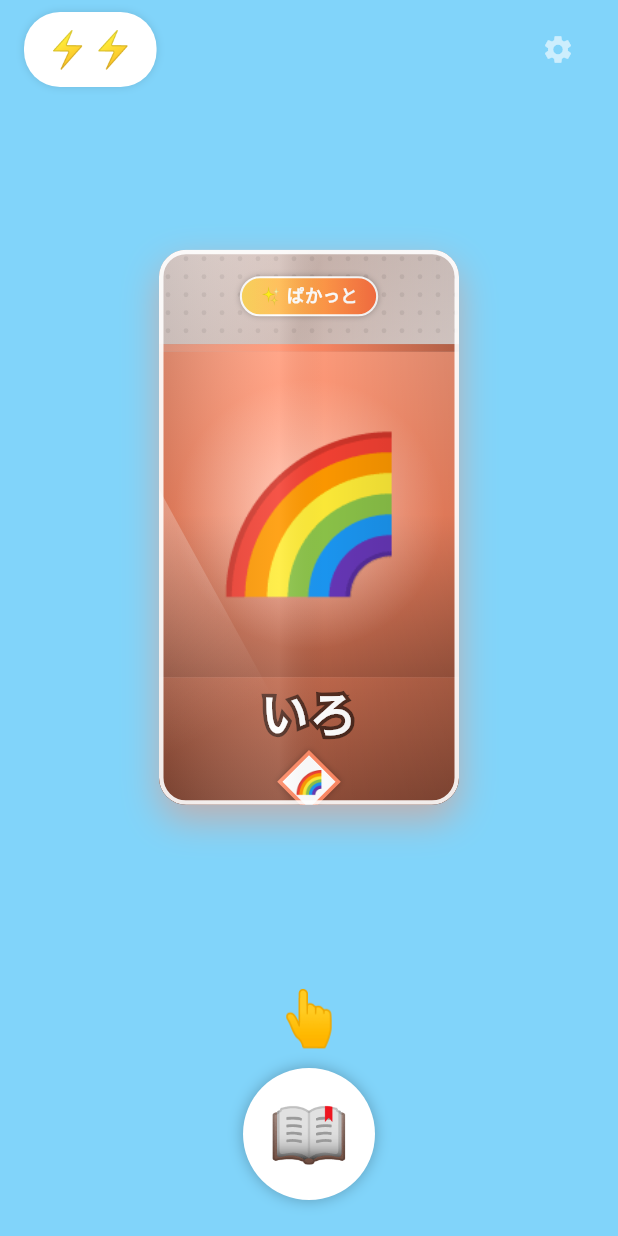
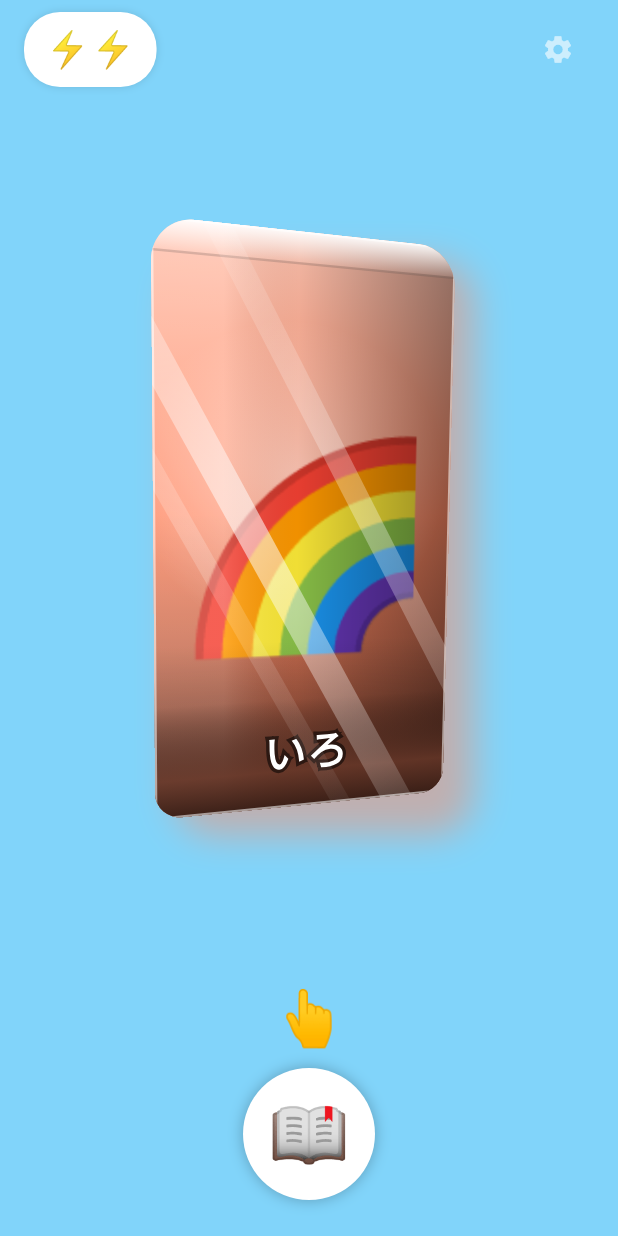
Before and after one commit to krnringo/pakatto-english, a Flutter app: the screen it shows after launch, on a phone screen of 412 x 824 dp. Run offline on Flutter 3.47's test engine with Material 3 defaults, Android fonts, the phone set to English and light mode, and no system bars; our stand-ins replace flutter_tts, shared_preferences.

Commit message:
Rebuild PackPouch to match confirmed v3 mockup (perspective + no diamond)
temp/pack-pouch-mockup.html でユーザーと3往復デザインを詰め、
「まだカードっぽい」というフィードバックを受けて特定した原因(名前欄/
イラスト窓/テキスト欄を色帯で分けるカードのレイアウトになっていたこと、
正面から完全に平らに見せていたこと)を解消したv3を、そのままFlutterへ
翻訳した。

- ヘッダー/区切り/プレートの色帯構造を廃止し、1枚のグラデーションが
  全面(edge-to-edge)に広がる構造に変更
- Transform+perspectiveでわずかに傾け(rotateY -10度/rotateX 3度)、
  正面から完全に平らな「アイコン」ではなく「3D物体を撮った写真」に見せた
- ダイヤバッジを削除(中央イラストと重複するため)
- 太い白枠(border width 4)をやめ、薄い内フチ(width 1.5, alpha 0.55)に
- ぼんやりした光沢帯を、輪郭のはっきりした3本の細い光の筋(箔のぎらつき)
  に置き換え
- 影を非対称オフセット(10,14)にして、傾きに合わせた設置感を出した
- StatefulWidget(shimmerアニメーション)からStatelessWidgetに簡素化
  (v3は静的なデザインで確定したため)

ホーム画面テストはダイヤバッジ削除に伴い絵文字の出現数を1箇所に修正。

Co-Authored-By: Claude Sonnet 5 <noreply@anthropic.com>
Claude-Session: https://claude.ai/code/session_015BUrRWGjnbtyPy1XQRNq8N

```diff
--- a/lib/widgets/pack_pouch.dart
+++ b/lib/widgets/pack_pouch.dart
@@ -3,13 +3,14 @@ import 'package:flutter/material.dart';
 import '../models/pack.dart';
 
 /// トレーディングカードの実物パックを模した「パック袋」の見た目。
-/// 単なる角丸カード1枚ではなく、実物のブースターパックと同じ3段構成にする:
-///   1. 上部: 銀ホロのヘッダー帯(ブランドの小さなロゴピル+ドット柄)
-///   2. 中央: 大きなイラスト面(パックの絵文字+背後の光の爆発)
-///   3. 下部: 色付きロゴプレート(パック名を縁取り文字で+ダイヤ形バッジ)
-/// さらに縦に細長い比率・中央の折り目の陰影・斜めに流れるホロ光沢で、
-/// 実アセット(パック用イラスト)投入までのプレースホルダ品質を底上げする。
-class PackPouch extends StatefulWidget {
+///
+/// 名前欄/イラスト窓/テキスト欄を別々の色帯に分ける「カード」レイアウトでは
+/// なく、1枚の絵が全面(edge-to-edge)に広がり、ロゴ・タイトルはその上に
+/// オーバーレイで乗る「パック」の構造にする。さらに正面から完全に平らに
+/// 見せず、わずかに遠近感をつけて「3D物体を撮った写真」に見せることで、
+/// 平面のアイコンに見える(=カードっぽく見える)のを避ける
+/// (2026-07-11 デザイン確認: temp/pack-pouch-mockup.png のv3で確定)。
+class PackPouch extends StatelessWidget {
   const PackPouch({
     super.key,
     required this.pack,
@@ -22,210 +23,170 @@ class PackPouch extends StatefulWidget {
   final double width;
 
   @override
-  State<PackPouch> createState() => _PackPouchState();
-}
-
-class _PackPouchState extends State<PackPouch>
-    with SingleTickerProviderStateMixin {
-  late final AnimationController _shimmer;
-
-  @override
-  void initState() {
-    super.initState();
-    _shimmer = AnimationController(
-      vsync: this,
-      duration: const Duration(milliseconds: 2600),
-    )..repeat();
-  }
-
-  @override
-  void dispose() {
-    _shimmer.dispose();
-    super.dispose();
-  }
-
-  @override
   Widget build(BuildContext context) {
-    final width = widget.width;
-    // 実物のブースターパックは縦に細長い(角丸カードより明確に縦長)。
-    final height = width * 1.85;
-    final pack = widget.pack;
-    final radius = width * 0.09;
-
-    const headerFraction = 0.17;
-    const dividerFraction = 0.014;
-    const plateFraction = 0.23;
-    final headerHeight = height * headerFraction;
-    final dividerHeight = height * dividerFraction;
-    final plateHeight = height * plateFraction;
-    final artTop = headerHeight + dividerHeight;
-    final artHeight = height - artTop - plateHeight;
+    // 実物のブースターパックは縦に細長い。
+    final height = width * 1.91;
+    final topRadius = width * 0.136;
+    final bottomRadius = width * 0.091;
+    final cLight = Color.lerp(pack.color, Colors.white, 0.5)!;
+    final cDarker = Color.lerp(pack.color, Colors.black, 0.5)!;
+    final plateColor = Color.lerp(pack.color, Colors.black, 0.62)!;
+    final plateColorDark = Color.lerp(pack.color, Colors.black, 0.78)!;
 
     final pouch = SizedBox(
       width: width,
       height: height,
+      child: Transform(
+        alignment: Alignment.center,
+        transform: Matrix4.identity()
+          ..setEntry(3, 2, 0.0016)
+          ..rotateY(-0.175) // -10度: 正面から少し傾け、3D物体に見せる
+          ..rotateX(0.052), // 3度
         child: ClipRRect(
-        borderRadius: BorderRadius.circular(radius),
+          borderRadius: BorderRadius.only(
+            topLeft: Radius.circular(topRadius),
+            topRight: Radius.circular(topRadius),
+            bottomLeft: Radius.circular(bottomRadius),
+            bottomRight: Radius.circular(bottomRadius),
+          ),
           child: Stack(
             fit: StackFit.expand,
             children: [
-            // --- 1. ヘッダー帯(銀ホロ) ---
-            Positioned(
-              top: 0,
-              left: 0,
-              right: 0,
-              height: headerHeight,
-              child: DecoratedBox(
+              // --- 1. ベース: 全面に広がる1枚のグラデーション(継ぎ目なし) ---
+              DecoratedBox(
                 decoration: BoxDecoration(
                   gradient: LinearGradient(
-                    begin: Alignment.topLeft,
-                    end: Alignment.bottomRight,
+                    begin: Alignment.topCenter,
+                    end: Alignment.bottomCenter,
+                    stops: const [0, 0.48, 1],
+                    colors: [cLight, pack.color, cDarker],
+                  ),
+                ),
+              ),
+              // 背後の光の爆発(ダイナミックな印象、ベースの上に重ねる)
+              DecoratedBox(
+                decoration: BoxDecoration(
+                  gradient: RadialGradient(
+                    center: const Alignment(-0.08, -0.16),
+                    radius: 0.52,
                     colors: [
-                      Color.lerp(Colors.grey.shade100, pack.color, 0.12)!,
-                      Color.lerp(Colors.grey.shade400, pack.color, 0.18)!,
-                      Color.lerp(Colors.grey.shade200, pack.color, 0.12)!,
+                      Colors.white.withValues(alpha: 0.5),
+                      Colors.white.withValues(alpha: 0),
                     ],
                   ),
                 ),
-                child: ClipRect(
-                  child: CustomPaint(
-                    painter: _DotPatternPainter(
-                      color: Colors.black.withValues(alpha: 0.07),
               ),
+              // --- 2. 大きな絵文字(全面ブリードの「アートワーク」扱い) ---
+              Padding(
+                padding: EdgeInsets.only(top: height * 0.06),
+                child: Center(
+                  child: Text(
+                    pack.emoji,
+                    style: TextStyle(
+                      fontSize: width * 0.673,
+                      shadows: [
+                        Shadow(
+                          color: Colors.black.withValues(alpha: 0.3),
+                          blurRadius: 10,
+                          offset: const Offset(0, 6),
                         ),
-                ),
-              ),
-            ),
-            // ヘッダーのブランドロゴピル
-            Positioned(
-              top: headerHeight * 0.28,
-              left: 0,
-              right: 0,
-              child: Center(
-                child: Container(
-                  padding: EdgeInsets.symmetric(
-                    horizontal: width * 0.06,
-                    vertical: width * 0.015,
-                  ),
-                  decoration: BoxDecoration(
-                    gradient: const LinearGradient(
-                      colors: [Color(0xFFFFD54F), Color(0xFFFF7043)],
-                    ),
-                    borderRadius: BorderRadius.circular(width * 0.1),
-                    border: Border.all(color: Colors.white, width: 1.4),
-                    boxShadow: const [
-                      BoxShadow(color: Colors.black26, blurRadius: 3),
-                    ],
-                  ),
-                  child: Text(
-                    '✨ ぱかっと',
-                    style: TextStyle(
-                      fontSize: width * 0.058,
-                      fontWeight: FontWeight.w900,
-                      color: Colors.white,
-                    ),
-                  ),
-                ),
-              ),
-            ),
-            // --- 2. 区切りの帯(色ライン) ---
-            Positioned(
-              top: headerHeight,
-              left: 0,
-              right: 0,
-              height: dividerHeight,
-              child: DecoratedBox(
-                decoration: BoxDecoration(
-                  gradient: LinearGradient(
-                    colors: [
-                      Color.lerp(pack.color, Colors.white, 0.3)!,
-                      pack.color,
-                      Color.lerp(pack.color, Colors.black, 0.2)!,
                       ],
                     ),
                   ),
                 ),
               ),
-            // --- 3. イラスト面(大きな絵文字+背後の光) ---
+              // --- 3. 立体感(円柱状の体積を感じさせる明暗、傾きに合わせ右を暗く) ---
+              DecoratedBox(
+                decoration: BoxDecoration(
+                  gradient: LinearGradient(
+                    begin: Alignment.centerLeft,
+                    end: Alignment.centerRight,
+                    stops: const [0, 0.22, 0.46, 0.72, 1],
+                    colors: [
+                      Colors.white.withValues(alpha: 0.16),
+                      Colors.white.withValues(alpha: 0.16),
+                      Colors.black.withValues(alpha: 0.06),
+                      Colors.black.withValues(alpha: 0.24),
+                      Colors.black.withValues(alpha: 0.42),
+                    ],
+                  ),
+                ),
+              ),
+              // --- 4. 上端の熱シール(封をした光沢の帯) ---
               Positioned(
-              top: artTop,
+                top: 0,
                 left: 0,
                 right: 0,
-              height: artHeight,
+                height: height * 0.055,
                 child: DecoratedBox(
                   decoration: BoxDecoration(
                     gradient: LinearGradient(
                       begin: Alignment.topCenter,
                       end: Alignment.bottomCenter,
                       colors: [
-                      Color.lerp(pack.color, Colors.white, 0.15)!,
-                      pack.color,
-                      Color.lerp(pack.color, Colors.black, 0.35)!,
-                    ],
-                  ),
-                ),
-                child: Stack(
-                  alignment: Alignment.center,
-                  children: [
-                    // 背後の光の爆発(ダイナミックな印象を出す)
-                    Container(
-                      width: width * 0.9,
-                      height: width * 0.9,
-                      decoration: BoxDecoration(
-                        shape: BoxShape.circle,
-                        gradient: RadialGradient(
-                          colors: [
-                            Colors.white.withValues(alpha: 0.55),
-                            Colors.white.withValues(alpha: 0),
+                        Colors.white.withValues(alpha: 0.95),
+                        Colors.white.withValues(alpha: 0.05),
                       ],
                     ),
                   ),
                 ),
-                    Text(pack.emoji, style: TextStyle(fontSize: width * 0.5)),
-                  ],
+              ),
+              Positioned(
+                top: height * 0.055 - 1.5,
+                left: 0,
+                right: 0,
+                height: 1.5,
+                child: DecoratedBox(
+                  decoration:
+                      BoxDecoration(color: Colors.black.withValues(alpha: 0.15)),
                 ),
               ),
-            ),
-            // --- 4. 下部ロゴプレート(色付き)+パック名+ダイヤバッジ ---
+              // --- 5. 下部スクリム(板ではなく「透明→暗」でベースと地続き)+タイトル ---
               Positioned(
                 bottom: 0,
                 left: 0,
                 right: 0,
-              height: plateHeight,
+                height: height * 0.3,
                 child: DecoratedBox(
                   decoration: BoxDecoration(
                     gradient: LinearGradient(
                       begin: Alignment.topCenter,
                       end: Alignment.bottomCenter,
+                      stops: const [0, 0.35, 0.78, 1],
                       colors: [
-                      Color.lerp(pack.color, Colors.black, 0.25)!,
-                      Color.lerp(pack.color, Colors.black, 0.45)!,
+                        Colors.black.withValues(alpha: 0),
+                        Colors.black.withValues(alpha: 0.12),
+                        plateColor.withValues(alpha: 0.85),
+                        plateColorDark.withValues(alpha: 0.97),
                       ],
                     ),
                   ),
-                child: Center(
-                  child: Column(
-                    mainAxisSize: MainAxisSize.min,
-                    children: [
-                      _OutlinedLogoText(text: pack.nameJa, fontSize: width * 0.16),
-                      SizedBox(height: plateHeight * 0.1),
-                      Transform.rotate(
-                        angle: 0.785398, // 45度: ダイヤ形バッジ
-                        child: Container(
-                          width: width * 0.15,
-                          height: width * 0.15,
+                  child: Align(
+                    alignment: Alignment.bottomCenter,
+                    child: Padding(
+                      padding: EdgeInsets.only(bottom: height * 0.05),
+                      child: _OutlinedLogoText(
+                        text: pack.nameJa,
+                        fontSize: width * 0.145,
+                      ),
+                    ),
+                  ),
+                ),
+              ),
+              // --- 6. 箔のぎらつき: 輪郭のはっきりした細い光の筋を3本 ---
+              _Glare(xFraction: 0.30, widthFraction: 0.10, opacity: 0.55,
+                  width: width, height: height),
+              _Glare(xFraction: 0.72, widthFraction: 0.08, opacity: 0.32,
+                  width: width, height: height),
+              _Glare(xFraction: 0.10, widthFraction: 0.06, opacity: 0.2,
+                  width: width, height: height),
+              // --- 7. 薄い内フチ(太い白枠ではなく、素材の縁のハイライトのみ) ---
+              Positioned.fill(
+                child: DecoratedBox(
                   decoration: BoxDecoration(
-                            color: Colors.white,
-                            border: Border.all(color: pack.color, width: 2.5),
-                            boxShadow: const [
-                              BoxShadow(color: Colors.black26, blurRadius: 3),
-                            ],
-                          ),
-                          child: Transform.rotate(
-                            angle: -0.785398,
-                            child: Center(
-                              child: Text(pack.emoji,
-                                  style: TextStyle(fontSize: width * 0.075)),
+                    border: Border.all(
+                      color: Colors.white.withValues(alpha: 0.55),
+                      width: 1.5,
                     ),
                   ),
                 ),
@@ -234,85 +195,25 @@ class _PackPouchState extends State<PackPouch>
           ),
         ),
       ),
-            ),
-            // --- 折り目の陰影(縦に細長い袋の丸みを表現) ---
-            Positioned.fill(
-              child: DecoratedBox(
-                decoration: BoxDecoration(
-                  gradient: LinearGradient(
-                    begin: Alignment.centerLeft,
-                    end: Alignment.centerRight,
-                    stops: const [0, 0.4, 0.55, 1],
-                    colors: [
-                      Colors.black.withValues(alpha: 0.16),
-                      Colors.white.withValues(alpha: 0.1),
-                      Colors.black.withValues(alpha: 0.02),
-                      Colors.black.withValues(alpha: 0.14),
-                    ],
-                  ),
-                ),
-              ),
-            ),
-            // --- ホロの光沢: 斜めの帯が定期的に流れる ---
-            Positioned.fill(
-              child: AnimatedBuilder(
-                animation: _shimmer,
-                builder: (context, _) {
-                  final dx = -width + _shimmer.value * (width * 2.6);
-                  return Transform.translate(
-                    offset: Offset(dx, 0),
-                    child: Transform.rotate(
-                      angle: -0.5,
-                      child: Container(
-                        width: width * 0.45,
-                        height: height * 2.2,
-                        decoration: BoxDecoration(
-                          gradient: LinearGradient(
-                            begin: Alignment.topCenter,
-                            end: Alignment.bottomCenter,
-                            colors: [
-                              Colors.white.withValues(alpha: 0),
-                              Colors.white.withValues(alpha: 0.32),
-                              Colors.white.withValues(alpha: 0),
-                            ],
-                          ),
-                        ),
-                      ),
-                    ),
-                  );
-                },
-              ),
-            ),
-            // --- 外枠(銀のフチ) ---
-            Positioned.fill(
-              child: DecoratedBox(
-                decoration: BoxDecoration(
-                  border: Border.all(
-                      color: Colors.white.withValues(alpha: 0.9), width: 3),
-                  borderRadius: BorderRadius.circular(radius),
-                ),
-              ),
-            ),
-          ],
-        ),
-      ),
     );
 
     final withShadow = DecoratedBox(
       decoration: BoxDecoration(
-        borderRadius: BorderRadius.circular(radius),
+        borderRadius: BorderRadius.circular(topRadius),
         boxShadow: [
           BoxShadow(
-            color: pack.color.withValues(alpha: widget.enabled ? 0.5 : 0.2),
+            color: pack.color.withValues(alpha: enabled ? 0.5 : 0.2),
             blurRadius: 20,
-            offset: const Offset(0, 10),
+            // 傾きの方向(右に少し傾く)に合わせた非対称な影で、置かれた
+            // 3D物体らしさを補強する。
+            offset: const Offset(10, 14),
           ),
         ],
       ),
       child: pouch,
     );
 
-    if (widget.enabled) return withShadow;
+    if (enabled) return withShadow;
     return ColorFiltered(
       colorFilter: const ColorFilter.matrix(<double>[
         0.2126, 0.7152, 0.0722, 0, 0, //
@@ -325,27 +226,49 @@ class _PackPouchState extends State<PackPouch>
   }
 }
 
-/// ヘッダー帯に薄く敷く、規則的な小さいドット柄(箔押しの質感を出す)。
-class _DotPatternPainter extends CustomPainter {
-  const _DotPatternPainter({required this.color});
+/// 輪郭のはっきりした斜めの光の筋。ぼんやりした帯ではなく箔のぎらつきに
+/// 近づけるため、幅を狭くピーク不透明度を高くする。
+class _Glare extends StatelessWidget {
+  const _Glare({
+    required this.xFraction,
+    required this.widthFraction,
+    required this.opacity,
+    required this.width,
+    required this.height,
+  });
 
-  final Color color;
+  final double xFraction;
+  final double widthFraction;
+  final double opacity;
+  final double width;
+  final double height;
 
   @override
-  void paint(Canvas canvas, Size size) {
-    final paint = Paint()..color = color;
-    const spacing = 12.0;
-    const dotRadius = 1.6;
-    for (var y = spacing / 2; y < size.height; y += spacing) {
-      for (var x = spacing / 2; x < size.width; x += spacing) {
-        canvas.drawCircle(Offset(x, y), dotRadius, paint);
+  Widget build(BuildContext context) {
+    final streakWidth = width * widthFraction;
+    return Positioned(
+      left: width * xFraction - streakWidth / 2,
+      top: -height * 0.3,
+      child: Transform.rotate(
+        angle: -0.5,
+        child: Container(
+          width: streakWidth,
+          height: height * 1.6,
+          decoration: BoxDecoration(
+            gradient: LinearGradient(
+              begin: Alignment.topCenter,
+              end: Alignment.bottomCenter,
+              colors: [
+                Colors.white.withValues(alpha: 0),
+                Colors.white.withValues(alpha: opacity),
+                Colors.white.withValues(alpha: 0),
+              ],
+            ),
+          ),
+        ),
+      ),
+    );
   }
-    }
-  }
-
-  @override
-  bool shouldRepaint(covariant _DotPatternPainter oldDelegate) =>
-      oldDelegate.color != color;
 }
 
 /// 白フチ(縁取り)付きの太字ロゴ風テキスト。実物パックのタイトル
```
Also changed, not shown: 1 other file. Lines whose indentation alone changed are shown as unchanged.
